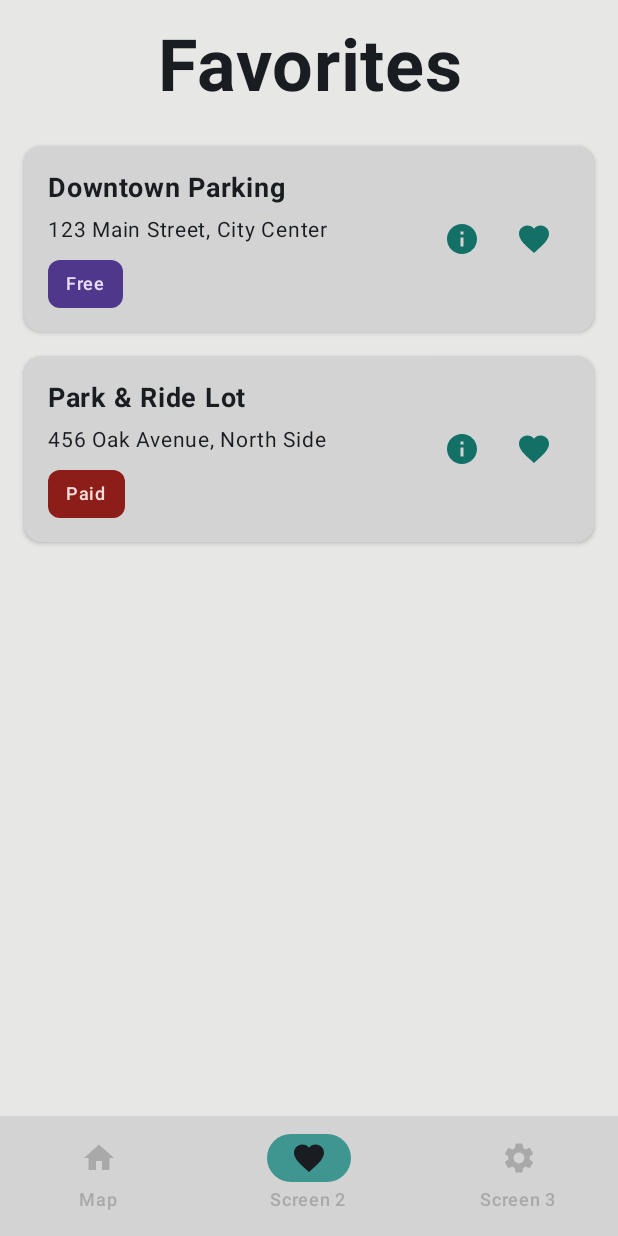
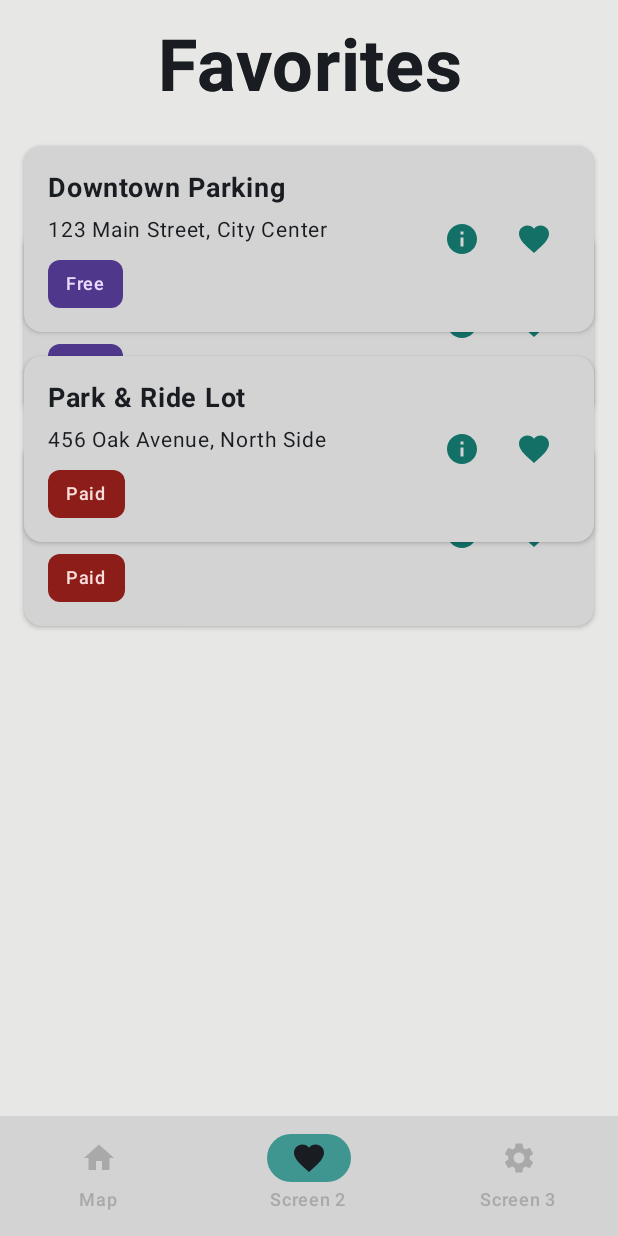
Before and after one commit to magnusdybdal-snd/PROG2007-mobile-programming, an Android app built with Jetpack Compose: the screen it shows after launch (MainActivity), item 2 of the bottom bar chosen, on a phone screen of 412 x 824 dp. Run offline under Robolectric (Android 15) with nearby library versions, the phone set to English and light mode, and no system bars; our stand-ins replace Dagger/Hilt's generated code, Firebase (no records; nobody signed in at launch, a user with empty details on screens opened directly), Timber.

Commit message:
implemented favorite screen with viewmodel, preserved mock data

```diff
--- a/app/src/main/java/com/example/motorcycleparking/features/favoiritescreen/FavoriteScreen.kt
+++ b/app/src/main/java/com/example/motorcycleparking/features/favoiritescreen/FavoriteScreen.kt
@@ -1,13 +1,21 @@
 package com.example.motorcycleparking.features.favoiritescreen
 
 import androidx.compose.foundation.layout.Column
+import androidx.compose.foundation.layout.padding
 import androidx.compose.material3.ColorScheme
+import androidx.compose.material3.Text
 import androidx.compose.runtime.Composable
+import androidx.compose.runtime.collectAsState
 import androidx.compose.ui.Modifier
+import androidx.compose.runtime.getValue
+import androidx.compose.ui.platform.LocalContext
+import androidx.compose.ui.unit.dp
+import androidx.hilt.navigation.compose.hiltViewModel
 import androidx.navigation.NavController
 import com.example.motorcycleparking.core.core_ui.composable.PageHeading
 import com.example.motorcycleparking.core.core_ui.composable.ParkingSpotCard
 import com.example.motorcycleparking.domain.models.ParkingSpot
+import com.example.workoutapp.core.core_ui.composable.LoadingStateView
 
 /**
  * Displays users favorite parkignspots.
@@ -16,8 +24,78 @@ import com.example.motorcycleparking.domain.models.ParkingSpot
 fun FavoriteScreen(
     modifier: Modifier = Modifier,
     navController: NavController,
-    cs: ColorScheme
-){
+    cs: ColorScheme,
+    viewModel: FavoritesViewModel = hiltViewModel()
+) {
+    val context = LocalContext.current
+    val uiState by viewModel.uiState.collectAsState()
+
+    // Mock data
+    val mockFavorites = listOf(
+        ParkingSpot(
+            name = "Downtown Parking",
+            id = "mock1",
+            displayAddress = "123 Main Street, City Center",
+            free = true,
+            note = null
+        ),
+        ParkingSpot(
+            name = "Park & Ride Lot",
+            id = "mock2",
+            displayAddress = "456 Oak Avenue, North Side",
+            free = false,
+            note = null
+        )
+    )
+
+    when (uiState) {
+        is FavoritesUiState.Loading -> {
+            Column {
+                PageHeading(
+                    modifier = Modifier,
+                    text = "Favorites"
+                )
+                LoadingStateView()
+            }
+        }
+
+        is FavoritesUiState.Error -> {
+            val message = (uiState as FavoritesUiState.Error).message
+
+            Column(modifier = modifier) {
+                PageHeading(
+                    modifier = Modifier,
+                    text = "Favorites"
+                )
+
+                // Print mock data anyway for now until API has it implemented
+                Text(
+                    text = "Error: $message (Showing mock data)",
+                    modifier = Modifier.padding(16.dp)
+                )
+
+                mockFavorites.forEach { spot ->
+                    ParkingSpotCard(parkingSpot = spot)
+                }
+            }
+        }
+
+        is FavoritesUiState.Success -> {
+            val favorites = (uiState as FavoritesUiState.Success).favorites
+
+            Column(modifier = modifier) {
+                PageHeading(
+                    modifier = Modifier,
+                    text = "Favorites"
+                )
+
+                mockFavorites.forEach { spot ->
+                    ParkingSpotCard(parkingSpot = spot)
+                }
+            }
+        }
+    }
+
     Column {
         PageHeading(
             modifier = Modifier,
```
Also changed, not shown: app/src/main/java/com/example/motorcycleparking/data/api/FirebaseRepo.kt (line endings or trailing spaces).
